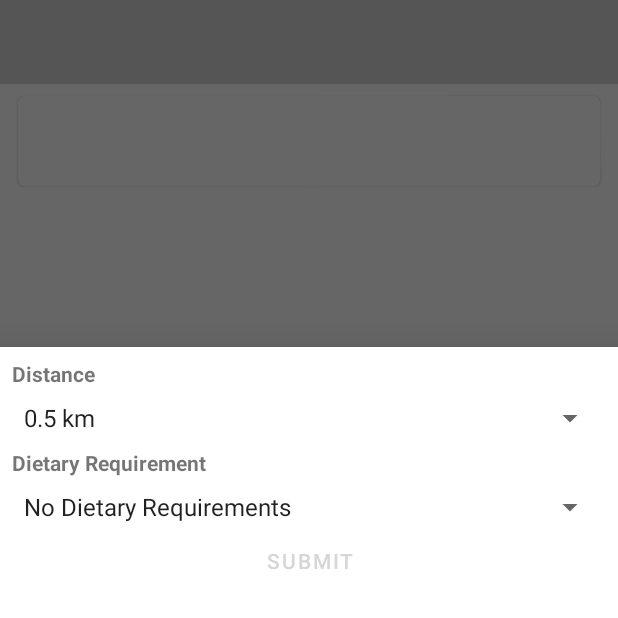
After one commit to emansih/EpicPython, an Android app: the fragment FilterBottomSheet placed in its activity, on a phone screen of 412 x 824 dp, the top half of it. The commit adds this screen. Run offline under Robolectric (Android 15) with nearby library versions, the phone set to English and light mode, and no system bars; our stand-ins replace Firebase (no records; nobody signed in at launch, a user with empty details on screens opened directly); libraries missing offline, so code that uses them is left out: com.firebase.geofire, com.mikepenz.iconics, es.dmoral.toasty; pictures from the network do not load; 4 statements that could not run were skipped.

Commit message:
Allow user to filter listing

```diff
--- a/android-client/app/src/main/java/xyz/hisname/epicpython/ui/addFood/AddFoodFragment.kt
+++ b/android-client/app/src/main/java/xyz/hisname/epicpython/ui/addFood/AddFoodFragment.kt
@@ -105,6 +105,7 @@ class AddFoodFragment: Fragment() {
             ProgressBar.animateView(binding.progressLayout.progressOverlay, View.VISIBLE, 0.4f)
             addFoodModel.storeData(binding.descriptionEdittext.text.toString(),
                 binding.amountEdittext.text.toString(), binding.dateExpiredEditText.text.toString(),
+                binding.dietarySpinner.selectedItem.toString(),
                 binding.noteEdittext.text.toString(), attachmentDataAdapter)
         }
         binding.attachmentInformation.layoutManager = LinearLayoutManager(requireContext())
--- a/android-client/app/src/main/java/xyz/hisname/epicpython/ui/dashboard/DashboardFragment.kt
+++ b/android-client/app/src/main/java/xyz/hisname/epicpython/ui/dashboard/DashboardFragment.kt
@@ -38,6 +38,7 @@ import xyz.hisname.epicpython.databinding.FragmentDashboardBinding
 import xyz.hisname.epicpython.model.FoodModel
 import xyz.hisname.epicpython.ui.addFood.AddFoodFragment
 import xyz.hisname.epicpython.ui.fooddetails.FoodDetailsFragment
+import xyz.hisname.epicpython.util.getViewModel
 import xyz.hisname.epicpython.util.toastInfo
 
 class DashboardFragment: Fragment() {
@@ -48,6 +49,9 @@ class DashboardFragment: Fragment() {
     private val locationService by lazy { requireContext().getSystemService(Context.LOCATION_SERVICE) as LocationManager }
     private val foodList = arrayListOf<FoodModel>()
     private val foodAdapter by lazy { FoodAdapters(foodList){ data: FoodModel -> clickListener(data)} }
+    private val dashboardViewModel by lazy { getViewModel(DashboardViewModel::class.java) }
+    private var latitude = 0.0
+    private var longitude = 0.0
 
     override fun onCreateView(inflater: LayoutInflater, container: ViewGroup?, savedInstanceState: Bundle?): View {
         fragmentDashboardBinding = FragmentDashboardBinding.inflate(inflater, container, false)
@@ -71,7 +75,9 @@ class DashboardFragment: Fragment() {
 
     private val locationListener: LocationListener = object : LocationListener {
         override fun onLocationChanged(location: Location) {
-            getNearbyDonors(location.latitude, location.longitude)
+            latitude = location.latitude
+            longitude = location.longitude
+            getNearbyDonors(latitude, longitude, "No Dietary Requirements", 2)
         }
         override fun onStatusChanged(provider: String, status: Int, extras: Bundle) {}
         override fun onProviderEnabled(provider: String) {}
@@ -84,6 +90,7 @@ class DashboardFragment: Fragment() {
             replace(R.id.fragment_container, FoodDetailsFragment().apply {
                 arguments = bundleOf("databaseId" to data.entryId, "userId" to data.uid)
             })
+            addToBackStack(null)
         }
     }
 
@@ -91,6 +98,10 @@ class DashboardFragment: Fragment() {
         super.onViewCreated(view, savedInstanceState)
         binding.recyclerView.layoutManager = LinearLayoutManager(requireContext())
         binding.recyclerView.adapter = foodAdapter
+        binding.filterIcon.setImageDrawable(IconicsDrawable(requireContext()).apply {
+            icon = FontAwesome.Icon.faw_filter
+            sizeDp = 24
+        })
         binding.restaurantImage.setImageDrawable(
             IconicsDrawable(requireContext()).apply {
                 icon = GoogleMaterial.Icon.gmd_local_restaurant
@@ -115,26 +126,36 @@ class DashboardFragment: Fragment() {
                 }
             }
         gpsPermission.launch(Manifest.permission.ACCESS_FINE_LOCATION)
+        binding.filterIcon.setOnClickListener {
+            val filterDialog = FilterBottomSheet()
+            filterDialog.show(parentFragmentManager, "filterDialog")
+        }
+        dashboardViewModel.isSubmitted.observe(viewLifecycleOwner){ isSubmitted ->
+            getNearbyDonors(latitude, longitude, dashboardViewModel.dietary.value.toString(),
+                dashboardViewModel.distance.value?.toInt() ?: 1)
+        }
     }
 
 
     // This code is disgusting
-    private fun getNearbyDonors(latitude: Double, longitude: Double){
+    private fun getNearbyDonors(latitude: Double, longitude: Double, diet: String, distance: Int){
         val db = Firebase.firestore
         val center = GeoLocation(latitude, longitude)
-        // 30km radius of user
-        val radiusInM = (30 * 1000).toDouble()
+        // Distance in km
+        val radiusInM = (distance * 1000).toDouble()
         val bounds = GeoFireUtils.getGeoHashQueryBounds(center, radiusInM)
         val tasks = ArrayList<Task<QuerySnapshot>>()
         bounds.forEach { b ->
             val query = db.collection("users")
                 .whereEqualTo("userType", "restaurant")
+                .whereEqualTo("dietary", diet)
                 .orderBy("geohash")
                 .startAt(b.startHash)
                 .endAt(b.endHash)
 
             val privateDonorQuery = db.collection("users")
                 .whereEqualTo("userType", "private_donor")
+                .whereEqualTo("dietary", diet)
                 .orderBy("geohash")
                 .startAt(b.startHash)
                 .endAt(b.endHash)
--- /dev/null
+++ b/android-client/app/src/main/java/xyz/hisname/epicpython/ui/dashboard/FilterBottomSheet.kt
@@ -0,0 +1,54 @@
+package xyz.hisname.epicpython.ui.dashboard
+
+import android.os.Bundle
+import android.view.LayoutInflater
+import android.view.View
+import android.view.ViewGroup
+import com.google.android.material.bottomsheet.BottomSheetDialogFragment
+import xyz.hisname.epicpython.databinding.FilterBottomSheetBinding
+import xyz.hisname.epicpython.util.getViewModel
+
+class FilterBottomSheet: BottomSheetDialogFragment() {
+
+    private var filterBottomSheetBinding: FilterBottomSheetBinding? = null
+    private val binding get() = filterBottomSheetBinding!!
+    private val dashboardViewModel by lazy { getViewModel(DashboardViewModel::class.java) }
+
+    override fun onCreateView(inflater: LayoutInflater, container: ViewGroup?, savedInstanceState: Bundle?): View {
+        filterBottomSheetBinding = FilterBottomSheetBinding.inflate(inflater, container, false)
+        val view = binding.root
+        return view
+    }
+
+    override fun onViewCreated(view: View, savedInstanceState: Bundle?) {
+        super.onViewCreated(view, savedInstanceState)
+        binding.submitButton.setOnClickListener {
+            when (binding.distanceSpinner.selectedItemPosition) {
+                0 -> {
+                    dashboardViewModel.distance.postValue(0.5.toInt())
+                }
+                1 -> {
+                    dashboardViewModel.distance.postValue(1)
+                }
+                2 -> {
+                    dashboardViewModel.distance.postValue(2)
+                }
+                3 -> {
+                    dashboardViewModel.distance.postValue(5)
+                }
+                4 -> {
+                    dashboardViewModel.distance.postValue(10)
+                }
+                5 -> {
+                    dashboardViewModel.distance.postValue(25)
+                }
+                6 -> {
+                    dashboardViewModel.distance.postValue(30)
+                }
+            }
+
+            dashboardViewModel.dietary.postValue(binding.dietarySpinner.selectedItem.toString())
+            dashboardViewModel.isSubmitted.postValue(true)
+        }
+    }
+}
--- /dev/null
+++ b/android-client/app/src/main/res/layout/filter_bottom_sheet.xml
@@ -0,0 +1,67 @@
+<?xml version="1.0" encoding="utf-8"?>
+<androidx.constraintlayout.widget.ConstraintLayout xmlns:android="http://schemas.android.com/apk/res/android"
+    android:layout_width="match_parent"
+    android:layout_height="match_parent"
+    xmlns:app="http://schemas.android.com/apk/res-auto">
+
+    <TextView
+        android:id="@+id/distanceText"
+        android:layout_width="wrap_content"
+        android:textStyle="bold"
+        android:text="Distance"
+        android:layout_marginTop="8dp"
+        android:layout_marginStart="8dp"
+        android:layout_marginEnd="8dp"
+        app:layout_constraintTop_toTopOf="parent"
+        app:layout_constraintStart_toStartOf="parent"
+        android:layout_height="wrap_content" />
+
+   <Spinner
+       android:id="@+id/distanceSpinner"
+       android:layout_width="0dp"
+       android:layout_height="wrap_content"
+       android:layout_marginTop="8dp"
+       android:layout_marginStart="8dp"
+       android:layout_marginEnd="8dp"
+       android:entries="@array/distance"
+       app:layout_constraintTop_toBottomOf="@+id/distanceText"
+       app:layout_constraintStart_toStartOf="parent"
+       app:layout_constraintEnd_toEndOf="parent"/>
+
+
+    <TextView
+        android:id="@+id/dietaryText"
+        android:layout_width="wrap_content"
+        android:layout_height="wrap_content"
+        android:layout_marginTop="8dp"
+        android:textStyle="bold"
+        android:text="Dietary Requirement"
+        app:layout_constraintStart_toStartOf="@+id/distanceSpinner"
+        app:layout_constraintTop_toBottomOf="@+id/distanceSpinner" />
+
+    <Spinner
+        android:id="@+id/dietarySpinner"
+        android:layout_width="0dp"
+        android:layout_height="wrap_content"
+        android:layout_marginTop="8dp"
+        android:entries="@array/dietary"
+        app:layout_constraintStart_toStartOf="@+id/dietaryText"
+        app:layout_constraintTop_toBottomOf="@+id/dietaryText"
+        app:layout_constraintEnd_toEndOf="@+id/distanceSpinner" />
+
+    <com.google.android.material.button.MaterialButton
+        android:id="@+id/submitButton"
+        android:layout_width="wrap_content"
+        android:layout_height="wrap_content"
+        android:text="Submit"
+        app:layout_constraintStart_toStartOf="@+id/dietarySpinner"
+        app:layout_constraintEnd_toEndOf="@+id/dietarySpinner"
+        app:layout_constraintTop_toBottomOf="@+id/dietarySpinner" />
+
+
+    <View
+        android:layout_width="match_parent"
+        android:layout_height="450dp"
+        app:layout_constraintTop_toBottomOf="@+id/submitButton" />
+
+</androidx.constraintlayout.widget.ConstraintLayout>
--- a/android-client/app/src/main/res/layout/fragment_dashboard.xml
+++ b/android-client/app/src/main/res/layout/fragment_dashboard.xml
@@ -22,6 +22,33 @@
         app:layout_constraintStart_toStartOf="parent"
         app:layout_constraintBottom_toBottomOf="parent"/>
 
+    <com.google.android.material.appbar.MaterialToolbar
+        android:id="@+id/dashboardToolbar"
+        android:layout_width="match_parent"
+        android:layout_height="?attr/actionBarSize"
+        android:background="@color/colorPrimary"
+        android:theme="@style/ThemeOverlay.AppCompat.Dark.ActionBar"
+        app:layout_collapseMode="none"
+        app:layout_constraintTop_toTopOf="parent"
+        app:layout_constraintStart_toStartOf="parent">
+
+        <androidx.constraintlayout.widget.ConstraintLayout
+            android:layout_width="match_parent"
+            android:layout_height="match_parent">
+
+            <ImageView
+                android:id="@+id/filterIcon"
+                android:layout_width="wrap_content"
+                android:layout_height="0dp"
+                android:layout_marginEnd="12dp"
+                app:layout_constraintEnd_toEndOf="parent"
+                app:layout_constraintTop_toTopOf="parent"
+                app:layout_constraintBottom_toBottomOf="parent"/>
+
+        </androidx.constraintlayout.widget.ConstraintLayout>
+
+    </com.google.android.material.appbar.MaterialToolbar>
+
     <com.google.android.material.card.MaterialCardView
         android:id="@+id/nearbyDonors"
         android:layout_width="0dp"
@@ -31,7 +58,7 @@
         android:layout_marginEnd="12dp"
         app:layout_constraintStart_toStartOf="parent"
         app:layout_constraintEnd_toEndOf="parent"
-        app:layout_constraintTop_toTopOf="parent">
+        app:layout_constraintTop_toBottomOf="@+id/dashboardToolbar">
 
         <androidx.constraintlayout.widget.ConstraintLayout
             android:layout_width="match_parent"
--- a/android-client/app/src/main/res/values/array.xml
+++ b/android-client/app/src/main/res/values/array.xml
@@ -7,4 +7,22 @@
         <item>Someone in need of food</item>
     </string-array>
 
+    <string-array name="dietary">
+        <item>No Dietary Requirements</item>
+        <item>Halal</item>
+        <item>Vegan</item>
+        <item>Non-dairy</item>
+        <item>Gluten Free</item>
+    </string-array>
+
+    <string-array name="distance">
+        <item>0.5 km</item>
+        <item>1 km</item>
+        <item>2 km</item>
+        <item>5 km</item>
+        <item>10 km</item>
+        <item>25 km</item>
+        <item>30 km</item>
+    </string-array>
+
 </resources>
```
Also changed, not shown: android-client/app/src/main/java/xyz/hisname/epicpython/ui/addFood/AddFoodViewModel.kt (+6 -5 lines), android-client/app/src/main/java/xyz/hisname/epicpython/ui/dashboard/DashboardViewModel.kt (+4 -53 lines), android-client/app/src/main/res/layout/fragment_add_food.xml (+23 -1 lines).
